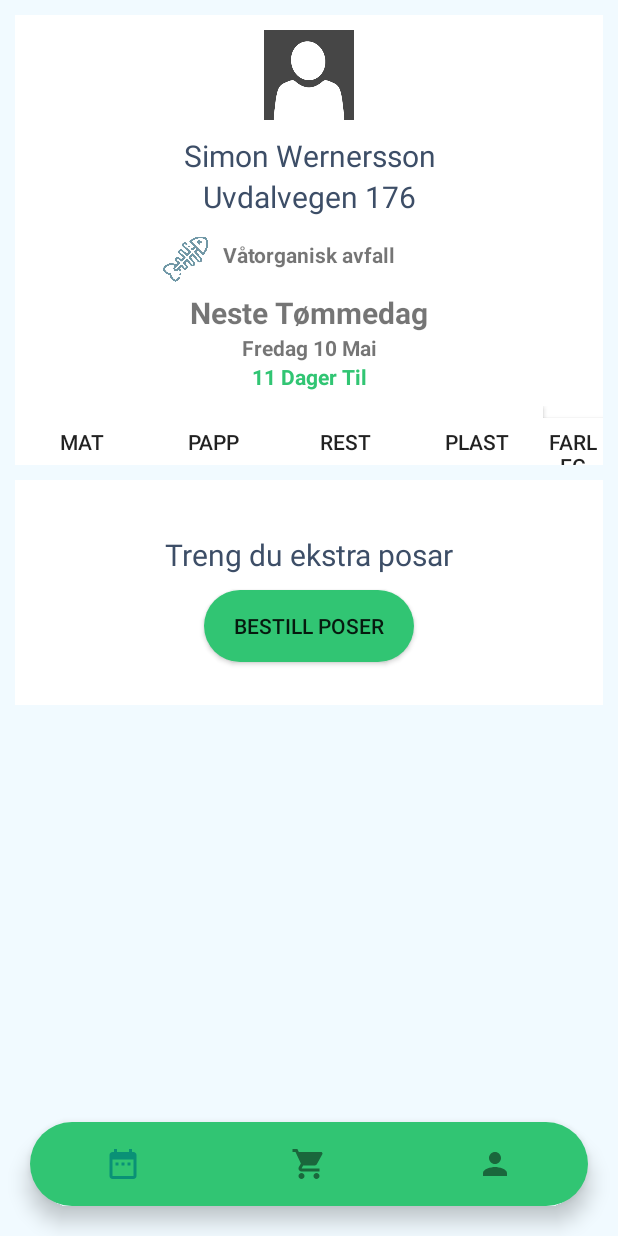
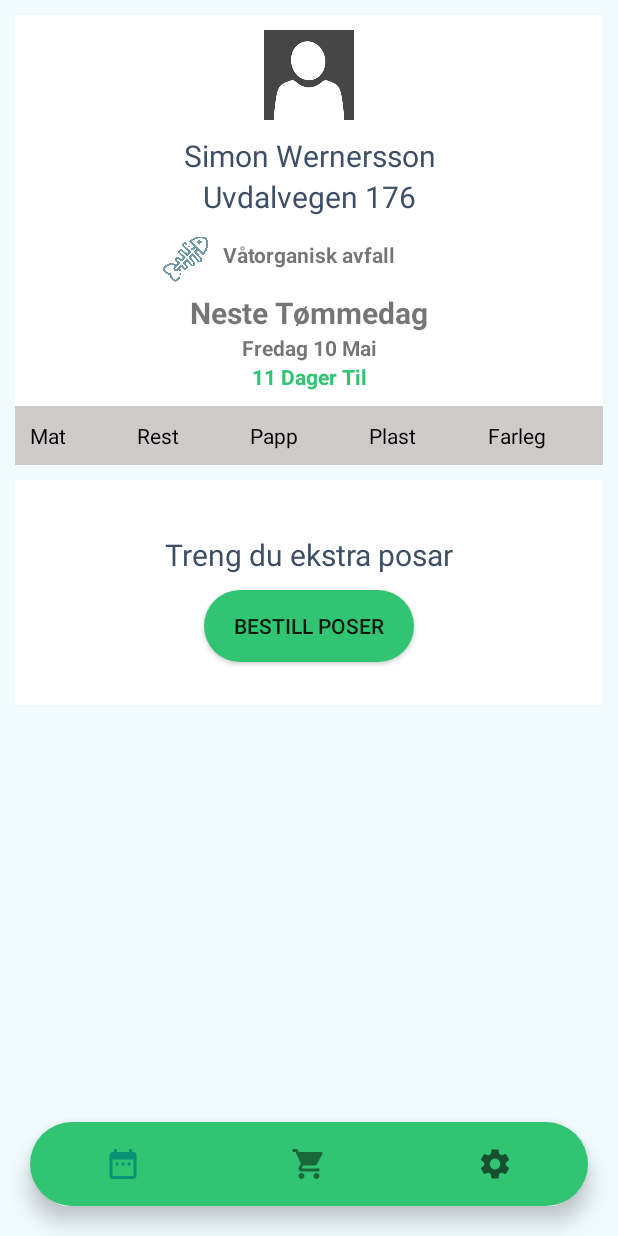
Before and after one commit to SimWer/Obligatorisk-6120-Mobile-Enheter, an Android app: the screen it shows after launch (LoggedIn), after a tap on "Login", on a phone screen of 412 x 824 dp. Run offline under Robolectric (Android 15) with nearby library versions, the phone set to English and light mode, and no system bars.

Commit message:
LARGE UPDATE - CAREFUL

```diff
--- a/app/src/main/AndroidManifest.xml
+++ b/app/src/main/AndroidManifest.xml
@@ -10,7 +10,7 @@
         android:supportsRtl="true"
         android:theme="@style/AppTheme">
         <activity android:name=".Bare_se_tommedatoer"></activity>
-        <activity android:name=".Settings" />
+        <activity android:name=".Register_User"></activity>
         <activity android:name=".LoggedIn" />
         <activity android:name=".MainActivity">
             <intent-filter>
--- a/app/src/main/java/com/oblig/boskartoteket/MainActivity.java
+++ b/app/src/main/java/com/oblig/boskartoteket/MainActivity.java
@@ -36,47 +36,11 @@
         super.onCreate(savedInstanceState);
 
         setContentView(R.layout.activity_main);
-        //getSupportActionBar().hide();
         user_input = findViewById(R.id.email_input);
         password_input = findViewById(R.id.password_input);
         login_button = findViewById(R.id.login_button);
         register_button = findViewById(R.id.register_button);
-        register_email = findViewById(R.id.register_email);
-        register_password = findViewById(R.id.register_password);
-        show_dates_button = findViewById(R.id.show_dates_button);
 
-        register_button.setOnClickListener(new View.OnClickListener() {
-            @Override
-            public void onClick(View view) {
-                register_dialog = new Dialog(MainActivity.this, R.style.Theme_Design_NoActionBar);
-                register_dialog.getWindow().setBackgroundDrawable(new ColorDrawable(Color.argb(100, 0, 0, 0)));
-                register_dialog.setContentView(R.layout.register_popup);
-                register_dialog.setCancelable(true);
-                register_dialog.show();
-            }
-        });
-        AsyncTask.execute(new Runnable() {
-            @Override
-            public void run() {
-                URL addressAPI;
-                try {
-                    addressAPI = new URL("ws.geonorge.no/adresser/v1");
-                    HttpsURLConnection conn = (HttpsURLConnection) addressAPI.openConnection();
-                    conn.setRequestProperty("User-Agent", MIN_ID);
-
-                    if(conn.getResponseCode() == 200) {
-                        InputStream responeBody = conn.getInputStream();
-                        InputStreamReader responeBodyReader = new InputStreamReader(responeBody, StandardCharsets.UTF_8);
-                    } else {
-                        // Something
-                    }
-
-
-                } catch (java.io.IOException e) {
-                    e.printStackTrace();
-                }
-            }
-        });
 
     }
 
@@ -86,8 +50,6 @@
         String[] user = res.getStringArray(R.array.user_simon);
 
         if(user_input.getText().toString().equals(user[0]) && password_input.getText().toString().equals(user[1])) {
-            Toast.makeText(getApplicationContext(),user_input.getText(),Toast.LENGTH_SHORT).show();
-
             Intent startIntent = new Intent(this, LoggedIn.class);
             startActivity(startIntent);
         } else {
@@ -96,22 +58,15 @@
 
     }
 
-
-    public void dismissPopup(View view) {
-        register_dialog.dismiss();
-
+    public void registerActivity(View view) {
+        Intent startIntent = new Intent(this, Register_User.class);
+        startActivity(startIntent);
     }
-
-    public void register_user(View view) {
-        // Making a new user
-        // User newUser = new User(register_email.getText().toString(), register_password.getText().toString());
-        //TODO : Store in DB.
-        // For now dismiss the popup
-        register_dialog.dismiss();
-    }
-
     public void show_dates_button(View view) {
         Intent startIntent = new Intent(this, Bare_se_tommedatoer.class);
         startActivity(startIntent);
     }
+
+
+
 }
--- a/app/src/main/res/drawable/button_toggle.xml
+++ b/app/src/main/res/drawable/button_toggle.xml
@@ -1,13 +1,24 @@
 <?xml version="1.0" encoding="utf-8"?>
 <selector xmlns:android="http://schemas.android.com/apk/res/android">
 
-    <!-- Active tab -->
-    <item android:drawable="@color/black" android:state_focused="false" android:state_pressed="false" android:state_selected="true"/>
-    <!-- Inactive tab -->
-    <item android:drawable="@color/white" android:state_focused="false" android:state_pressed="false" android:state_selected="false"/>
-    <!-- Pressed tab -->
-    <item android:drawable="@color/button_dismiss_clicked_primary" android:state_pressed="true"/>
-    <!-- Selected tab (using d-pad) -->
-    <item android:drawable="@color/button_dismiss_primary" android:state_focused="true" android:state_pressed="false" android:state_selected="true"/>
+   <item android:state_checked="true">
+       <shape android:shape="rectangle">
+           <solid android:color="@color/white"/>
+           <padding
+               android:left="10dp"
+               android:top="10dp"
+               android:bottom="15dp"
+               android:right="10dp"
+               />
+           <corners android:topLeftRadius="20dp"
+               android:topRightRadius="20dp"/>
+       </shape>
+   </item>
+    <item android:state_checked="false">
 
+        <shape android:shape="rectangle">
+            <solid android:color="@color/not_selected_radio_button"/>
+
+        </shape>
+    </item>
 </selector>
--- /dev/null
+++ b/app/src/main/res/drawable/ic_location_on_black_24dp.xml
@@ -0,0 +1,5 @@
+<vector android:height="24dp" android:tint="#7B7B7D"
+    android:viewportHeight="24.0" android:viewportWidth="24.0"
+    android:width="24dp" xmlns:android="http://schemas.android.com/apk/res/android">
+    <path android:fillColor="#FF000000" android:pathData="M12,2C8.13,2 5,5.13 5,9c0,5.25 7,13 7,13s7,-7.75 7,-13c0,-3.87 -3.13,-7 -7,-7zM12,11.5c-1.38,0 -2.5,-1.12 -2.5,-2.5s1.12,-2.5 2.5,-2.5 2.5,1.12 2.5,2.5 -1.12,2.5 -2.5,2.5z"/>
+</vector>
--- /dev/null
+++ b/app/src/main/res/drawable/ic_settings_white_24dp.xml
@@ -0,0 +1,5 @@
+<vector android:height="24dp" android:tint="#FFFFFF"
+    android:viewportHeight="24" android:viewportWidth="24"
+    android:width="24dp" xmlns:android="http://schemas.android.com/apk/res/android">
+    <path android:fillColor="#FF000000" android:pathData="M19.1,12.9a2.8,2.8 0,0 0,0.1 -0.9,2.8 2.8,0 0,0 -0.1,-0.9l2.1,-1.6a0.7,0.7 0,0 0,0.1 -0.6L19.4,5.5a0.7,0.7 0,0 0,-0.6 -0.2l-2.4,1a6.5,6.5 0,0 0,-1.6 -0.9l-0.4,-2.6a0.5,0.5 0,0 0,-0.5 -0.4H10.1a0.5,0.5 0,0 0,-0.5 0.4L9.3,5.4a5.6,5.6 0,0 0,-1.7 0.9l-2.4,-1a0.4,0.4 0,0 0,-0.5 0.2l-2,3.4c-0.1,0.2 0,0.4 0.2,0.6l2,1.6a2.8,2.8 0,0 0,-0.1 0.9,2.8 2.8,0 0,0 0.1,0.9L2.8,14.5a0.7,0.7 0,0 0,-0.1 0.6l1.9,3.4a0.7,0.7 0,0 0,0.6 0.2l2.4,-1a6.5,6.5 0,0 0,1.6 0.9l0.4,2.6a0.5,0.5 0,0 0,0.5 0.4h3.8a0.5,0.5 0,0 0,0.5 -0.4l0.3,-2.6a5.6,5.6 0,0 0,1.7 -0.9l2.4,1a0.4,0.4 0,0 0,0.5 -0.2l2,-3.4c0.1,-0.2 0,-0.4 -0.2,-0.6ZM12,15.6A3.6,3.6 0,1 1,15.6 12,3.6 3.6,0 0,1 12,15.6Z"/>
+</vector>
--- a/app/src/main/res/layout-land/fragment_logged_in.xml
+++ b/app/src/main/res/layout-land/fragment_logged_in.xml
@@ -129,48 +129,61 @@
                     android:layout_height="wrap_content"
                     android:layout_marginTop="10dp"
                     android:orientation="horizontal"
-                    android:gravity="center_horizontal"
                     app:layout_constraintEnd_toEndOf="parent"
                     app:layout_constraintStart_toStartOf="parent"
                     app:layout_constraintTop_toBottomOf="@+id/nr_of_days">
 
-                    <ToggleButton
-                        android:layout_width="64dp"
+                    <RadioButton
+                        android:layout_width="wrap_content"
+                        android:layout_weight="1"
+
                         android:layout_height="wrap_content"
-                        android:textOff="@string/mat_text_on_off"
-                        android:textOn="@string/mat_text_on_off"
+                        android:text="@string/mat_text_on_off"
+                        android:button="@null"
+                        android:background="@drawable/button_toggle"
                         android:layout_margin="0dp"/>
 
-                    <ToggleButton
-                        android:layout_width="65dp"
+                    <RadioButton
+                        android:layout_width="wrap_content"
                         android:layout_height="wrap_content"
-                        android:textOff="@string/papp_text_on_off"
-                        android:textOn="@string/papp_text_on_off"
+                        android:layout_weight="1"
+                        android:text="@string/rest_text_on_off"
+                        android:button="@null"
+                        android:background="@drawable/button_toggle"
                         android:layout_margin="0dp"/>
 
-                    <ToggleButton
+                    <RadioButton
                         android:layout_width="wrap_content"
                         android:layout_height="wrap_content"
-                        android:textOff="@string/rest_text_on_off"
-                        android:textOn="@string/rest_text_on_off"
+                        android:layout_weight="1"
+
+                        android:button="@null"
+                        android:text="@string/papp_text_on_off"
+                        android:background="@drawable/button_toggle"
                         android:layout_margin="0dp"/>
 
-                    <ToggleButton
+                    <RadioButton
                         android:layout_width="wrap_content"
                         android:layout_height="wrap_content"
-                        android:textOff="@string/plast_text_on_off"
-                        android:textOn="@string/plast_text_on_off"
+                        android:layout_weight="1"
+
+                        android:text="@string/plast_text_on_off"
+                        android:button="@null"
+
+                        android:background="@drawable/button_toggle"
                         android:layout_margin="0dp"/>
 
-                    <ToggleButton
+                    <RadioButton
                         android:layout_width="wrap_content"
                         android:layout_height="wrap_content"
-                        android:textOff="@string/farleg_text_on_off"
-                        android:textOn="@string/farleg_text_on_off"
+                        android:text="@string/farleg_text_on_off"
+                        android:button="@null"
+                        android:layout_weight="1"
+                        android:background="@drawable/button_toggle"
                         android:layout_margin="0dp"/>
 
+
                 </RadioGroup>
-
             </androidx.constraintlayout.widget.ConstraintLayout>
 
             <androidx.constraintlayout.widget.ConstraintLayout
--- a/app/src/main/res/layout/fragment_logged_in.xml
+++ b/app/src/main/res/layout/fragment_logged_in.xml
@@ -128,43 +128,52 @@
             app:layout_constraintStart_toStartOf="parent"
             app:layout_constraintTop_toBottomOf="@+id/nr_of_days">
 
-            <ToggleButton
+            <RadioButton
                 android:layout_width="wrap_content"
+                android:layout_weight="1"
+
                 android:layout_height="wrap_content"
-                android:textOff="@string/mat_text_on_off"
-                android:textOn="@string/mat_text_on_off"
+                android:text="@string/mat_text_on_off"
+                android:button="@null"
                 android:background="@drawable/button_toggle"
                 android:layout_margin="0dp"/>
 
-            <ToggleButton
+            <RadioButton
                 android:layout_width="wrap_content"
                 android:layout_height="wrap_content"
-                android:textOff="@string/papp_text_on_off"
-                android:textOn="@string/papp_text_on_off"
+                android:layout_weight="1"
+                android:text="@string/rest_text_on_off"
+                android:button="@null"
                 android:background="@drawable/button_toggle"
                 android:layout_margin="0dp"/>
 
-            <ToggleButton
+            <RadioButton
                 android:layout_width="wrap_content"
                 android:layout_height="wrap_content"
-                android:textOff="@string/rest_text_on_off"
-                android:textOn="@string/rest_text_on_off"
+                android:layout_weight="1"
+
+                android:button="@null"
+                android:text="@string/papp_text_on_off"
                 android:background="@drawable/button_toggle"
                 android:layout_margin="0dp"/>
 
-            <ToggleButton
+            <RadioButton
                 android:layout_width="wrap_content"
                 android:layout_height="wrap_content"
-                android:textOff="@string/plast_text_on_off"
-                android:textOn="@string/plast_text_on_off"
+                android:layout_weight="1"
+
+                android:text="@string/plast_text_on_off"
+                android:button="@null"
+
                 android:background="@drawable/button_toggle"
                 android:layout_margin="0dp"/>
 
-            <ToggleButton
+            <RadioButton
                 android:layout_width="wrap_content"
                 android:layout_height="wrap_content"
-                android:textOff="@string/farleg_text_on_off"
-                android:textOn="@string/farleg_text_on_off"
+                android:text="@string/farleg_text_on_off"
+                android:button="@null"
+                android:layout_weight="1"
                 android:background="@drawable/button_toggle"
                 android:layout_margin="0dp"/>
 
--- a/app/src/main/res/menu/navigation.xml
+++ b/app/src/main/res/menu/navigation.xml
@@ -16,7 +16,7 @@
     <item
         android:id="@+id/menu_settings"
         android:enabled="true"
-        android:icon="@drawable/ic_person"
+        android:icon="@drawable/ic_settings_white_24dp"
         android:title="@string/settings_menu_text"
         app:showAsAction="ifRoom" />
 </menu>
--- a/app/src/main/res/values/colors.xml
+++ b/app/src/main/res/values/colors.xml
@@ -17,5 +17,6 @@
     <color name="alt_background">#F5F5F5</color>
     <color name="button_dismiss_primary">#FA0606</color>
     <color name="button_dismiss_clicked_primary">#B61717</color>
+    <color name="not_selected_radio_button">#CFCBCB</color>
 
 </resources>
--- a/app/src/main/res/values/strings.xml
+++ b/app/src/main/res/values/strings.xml
@@ -2,7 +2,7 @@
     <string name="app_name">Boskartoteket</string>
     <string name="login_button_text">Login</string>
     <string name="har_du_ikke_en_bruker">Har du ikke en bruker?</string>
-    <string name="make_user">Lag en bruker</string>
+    <string name="make_user">Registrer en bruker!</string>
     <string name="only_show_dates">Jeg vil bare se tømmedatoer</string>
     <string name="username_hint">E-post</string>
     <string name="password_hint">Passord</string>
@@ -50,4 +50,8 @@
     <string name="confirm_String">Fullfør</string>
     <string name="dismiss_string">Avbryt</string>
     <string name="tommedatoar_text">Tømmedatoar</string>
+    <string name="first_name_input">Fornavn</string>
+    <string name="last_name_input">Etternavn</string>
+    <string name="address_hint">Adresse</string>
+    <string name="create_user">Opprett bruker</string>
 </resources>
```
Also changed, not shown: app/src/main/java/com/oblig/boskartoteket/RegisterFragment.java (deleted, +0 -17 lines), app/src/main/java/com/oblig/boskartoteket/Register_User.java (added, +19 -0 lines), app/src/main/res/layout-land/fragment_bestilling.xml (+20 -10 lines), app/src/main/res/layout/activity_main.xml (+23 -45 lines), app/src/main/res/layout/activity_register__user.xml (added, +149 -0 lines), app/src/main/res/layout/fragment_bestilling.xml (+16 -6 lines), app/src/main/res/layout/fragment_register.xml (deleted, +0 -35 lines), app/src/main/res/layout/register_popup.xml (deleted, +0 -138 lines).
